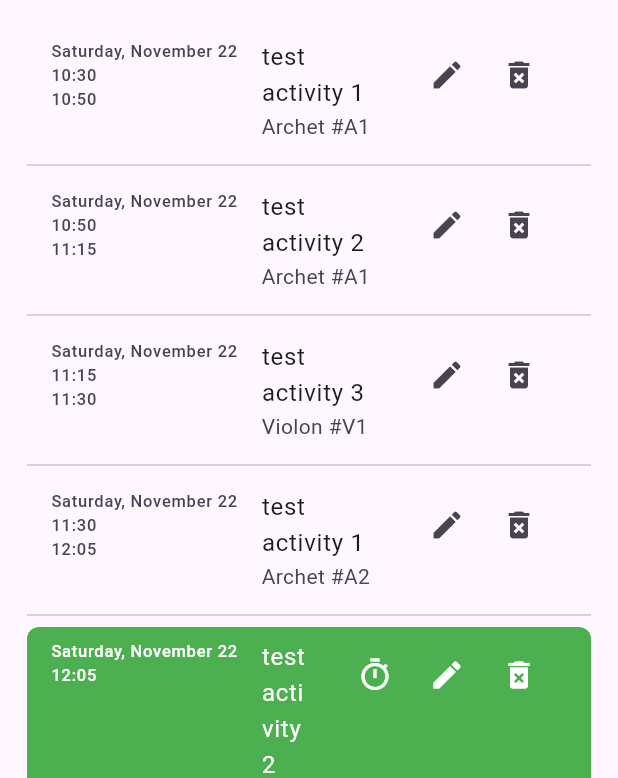
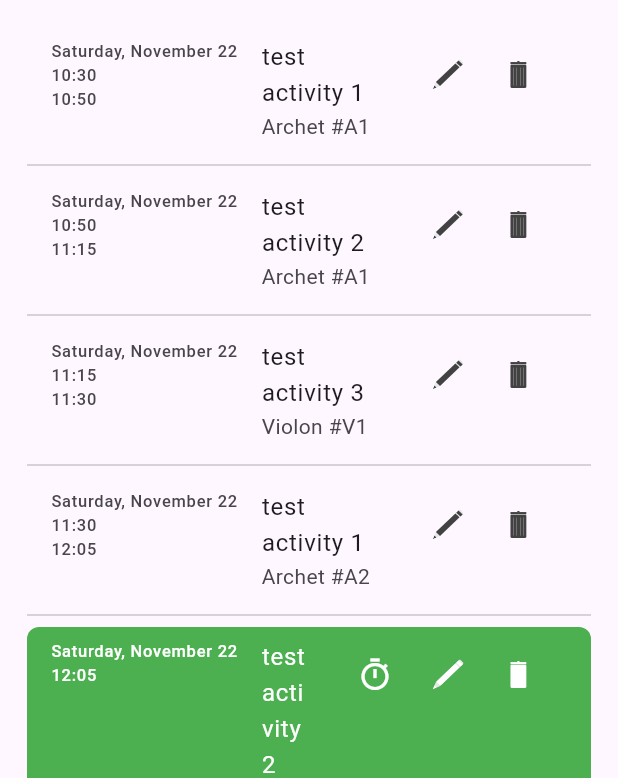
Before and after one commit to Alt257/timekeeper-front, a Flutter app: the screen it shows after launch, on a phone screen of 412 x 824 dp. Shown: the top 778 px of the screen. Run offline on Flutter 3.47's test engine with Material 3 defaults, Android fonts, the phone set to English and light mode, and no system bars; our stand-ins replace bloc, flutter_bloc, flutter_svg, freezed_annotation.

Commit message:
gros commit dégeux

```diff
--- a/lib/entity/activity.dart
+++ b/lib/entity/activity/activity.dart
@@ -1,17 +1,27 @@
-import 'item.dart';
+import 'package:freezed_annotation/freezed_annotation.dart';
 
-final class Activity {
-  final ActivityType type;
-  final DateTime startedAt;
-  final DateTime? finishedAt;
-  final Duration? maximumPaidDuration;
-  final Item item;
-  final String? notes;
+import '../item/item.dart';
+
+class Activity {
+  ActivityType type;
+  DateTime startedAt;
+  DateTime? finishedAt;
+  Duration? maximumPaidDuration;
+  Item item;
+  String? notes;
 
   bool get isFinished => finishedAt != null;
   bool get isInProgress => !isFinished;
 
-  Activity({required this.startedAt, this.finishedAt, this.maximumPaidDuration, required this.type, required this.item, this.notes}) {
+  @Assert('finishedAt != null && finishedAt.isBefore(startedAt)', 'erreur dans le toaster')
+  Activity({
+    required this.type,
+    required this.startedAt,
+    this.finishedAt,
+    this.maximumPaidDuration,
+    required this.item,
+    this.notes,
+  }) {
     item.activities.add(this);
     if(finishedAt == null) return;
     if(finishedAt!.isBefore(startedAt)) throw ActivityFinishedAtException(this);
--- a/lib/entity/archet.dart
+++ b/lib/entity/item/archet/archet.dart
@@ -1,4 +1,4 @@
-import 'item.dart';
+import '../item.dart';
 
 final class Archet extends Item {
   Archet({required super.id, super.note});
--- a/lib/entity/item.dart
+++ b/lib/entity/item/item.dart
@@ -1,4 +1,4 @@
-import 'package:timekeeper/entity/activity.dart';
+import 'package:timekeeper/entity/activity/activity.dart';
 
 abstract class Item {
   final String id;
--- a/lib/entity/violon.dart
+++ b/lib/entity/item/violon/violon.dart
@@ -1,4 +1,4 @@
-import 'item.dart';
+import '../item.dart';
 
 final class Violon extends Item {
   Violon({required super.id, super.note});
--- a/lib/service/activities/activities_bloc.dart
+++ b/lib/service/activities/activities_bloc.dart
@@ -1,8 +1,8 @@
 import 'package:bloc/bloc.dart';
 import 'package:freezed_annotation/freezed_annotation.dart';
-import 'package:timekeeper/entity/activity.dart';
-import 'package:timekeeper/entity/archet.dart';
-import 'package:timekeeper/entity/violon.dart';
+import 'package:timekeeper/entity/activity/activity.dart';
+import 'package:timekeeper/entity/item/archet/archet.dart';
+import 'package:timekeeper/entity/item/violon/violon.dart';
 
 part 'activities_bloc.freezed.dart';
 part 'activities_event.dart';
@@ -51,6 +51,9 @@ class ActivitiesBloc extends Bloc<ActivitiesEvent, ActivitiesState> {
         activityAdded: (value) {
 
         },
+        activityFinished: (_ActivityFinished value) {
+          value.activity.finishedAt = DateTime.now();
+        },
         activityRemoved: (value) {
 
         },
--- a/lib/service/activities/activities_event.dart
+++ b/lib/service/activities/activities_event.dart
@@ -4,5 +4,6 @@ part of 'activities_bloc.dart';
 class ActivitiesEvent with _$ActivitiesEvent {
   const factory ActivitiesEvent.started() = _Started;
   const factory ActivitiesEvent.activityAdded(Activity activity) = _ActivityAdded;
+  const factory ActivitiesEvent.activityFinished(Activity activity) = _ActivityFinished;
   const factory ActivitiesEvent.activityRemoved(Activity activity) = _ActivityRemoved;
 }
--- a/lib/view/component/list/activities/activity_tile.dart
+++ b/lib/view/component/list/activities/activity_tile.dart
@@ -1,5 +1,6 @@
 import 'package:flutter/material.dart';
-import 'package:timekeeper/entity/activity.dart';
+import 'package:flutter_svg/svg.dart';
+import 'package:timekeeper/entity/activity/activity.dart';
 import 'package:timekeeper/utils/datetime_format.dart';
 
 final class ActivityListTile extends ListTile {
@@ -34,11 +35,29 @@ final class ActivityListTile extends ListTile {
         ),
         IconButton(
           onPressed: () => (),
-          icon: Icon(Icons.edit),
+          // icon: Icon(Icons.edit),
+          icon: SvgPicture.asset('assets/icon/Crayon.svg',
+            width: 24,
+            height: 24,
+            theme: SvgTheme(currentColor: activity.isInProgress ? Colors.white : Colors.grey[800]!),
+            // colorFilter: ColorFilter.mode(
+            //   activity.isInProgress ? Colors.white : Colors.grey[800]!,
+            //   BlendMode.srcIn,
+            // ),
+          ),
         ),
         IconButton(
           onPressed: () => (),
-          icon: Icon(Icons.delete_forever),
+          // icon: Icon(Icons.delete_forever),
+          icon: SvgPicture.asset('assets/icon/Poubelle.svg',
+            width: 24,
+            height: 24,
+            theme: SvgTheme(currentColor: activity.isInProgress ? Colors.white : Colors.grey[800]!),
+            // colorFilter: ColorFilter.mode(
+            //   activity.isInProgress ? Colors.white : Colors.grey[800]!,
+            //   BlendMode.srcIn,
+            // ),
+          ),
         ),
       ],
     ),
--- a/pubspec.yaml
+++ b/pubspec.yaml
@@ -41,6 +41,7 @@ dependencies:
   flutter_bloc: ^9.1.1
   freezed_annotation: ^3.1.0
   bloc: ^9.1.0
+  flutter_svg: ^2.2.3
 
 dev_dependencies:
   flutter_test:
@@ -67,8 +68,8 @@ flutter:
   uses-material-design: true
 
   # To add assets to your application, add an assets section, like this:
-  # assets:
-  #   - images/a_dot_burr.jpeg
+  assets:
+    - assets/icon/
   #   - images/a_dot_ham.jpeg
 
   # An image asset can refer to one or more resolution-specific "variants", see
```
Also changed, not shown: assets/icon/Crayon.svg (added), assets/icon/Poubelle.svg (added), lib/service/activities/activities_bloc.freezed.dart, pubspec.lock, 1 other file.
